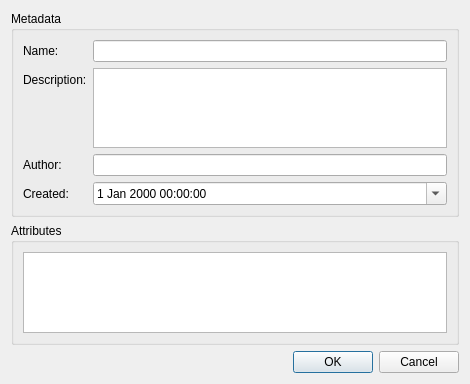
LibrePCB/LibrePCB, file libs/librepcbprojecteditor/dialogs/projectpropertieseditordialog.ui: the form before one commit.
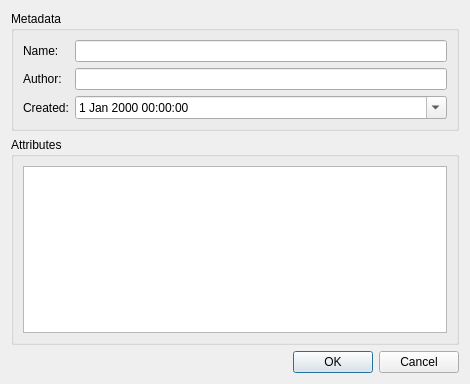
The form after the commit.

Commit message:
librepcbproject: Remove project description property
Removed the HTML project description from any core classes as this will
be replaced with a markdown README.md file in the project directories.

Patch:
```diff
--- a/libs/librepcbprojecteditor/dialogs/projectpropertieseditordialog.ui
+++ b/libs/librepcbprojecteditor/dialogs/projectpropertieseditordialog.ui
@@ -34,33 +34,23 @@
        <widget class="QLineEdit" name="edtName"/>
       </item>
       <item row="1" column="0">
-       <widget class="QLabel" name="label_2">
-        <property name="text">
-         <string>Description:</string>
-        </property>
-       </widget>
-      </item>
-      <item row="1" column="1">
-       <widget class="QTextEdit" name="edtDescription"/>
-      </item>
-      <item row="2" column="0">
        <widget class="QLabel" name="label_3">
         <property name="text">
          <string>Author:</string>
         </property>
        </widget>
       </item>
-      <item row="2" column="1">
+      <item row="1" column="1">
        <widget class="QLineEdit" name="edtAuthor"/>
       </item>
-      <item row="3" column="0">
+      <item row="2" column="0">
        <widget class="QLabel" name="label_4">
         <property name="text">
          <string>Created:</string>
         </property>
        </widget>
       </item>
-      <item row="3" column="1">
+      <item row="2" column="1">
        <widget class="QDateTimeEdit" name="edtCreated">
         <property name="calendarPopup">
          <bool>true</bool>
```
The commit also changes 5 other files.
